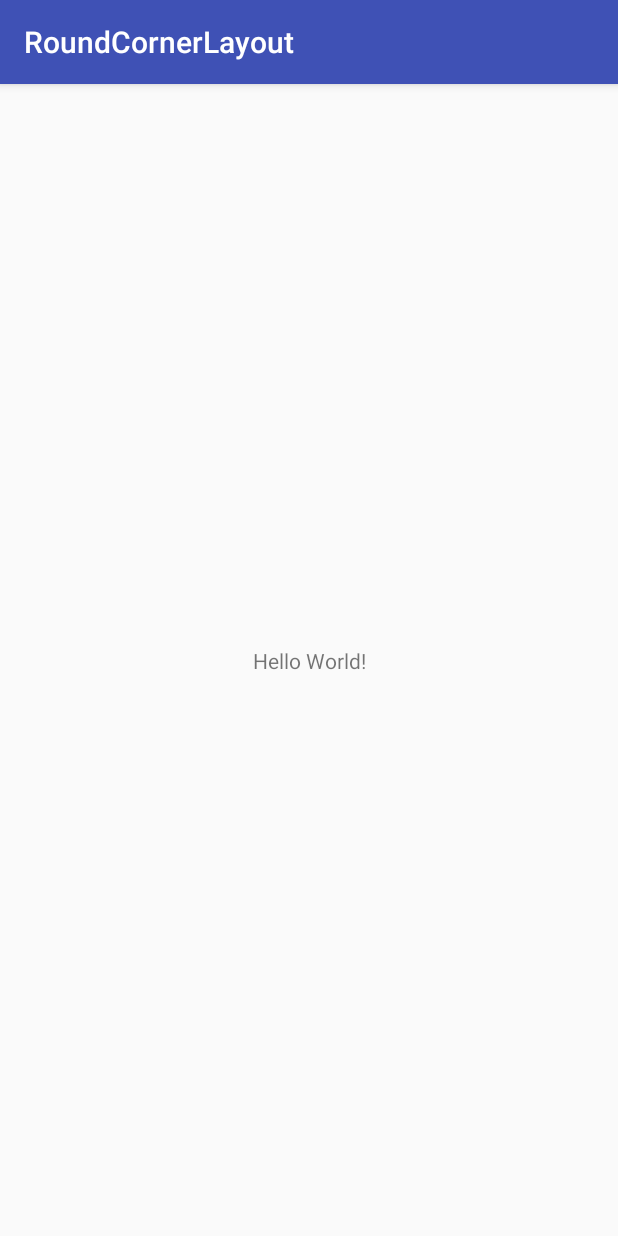
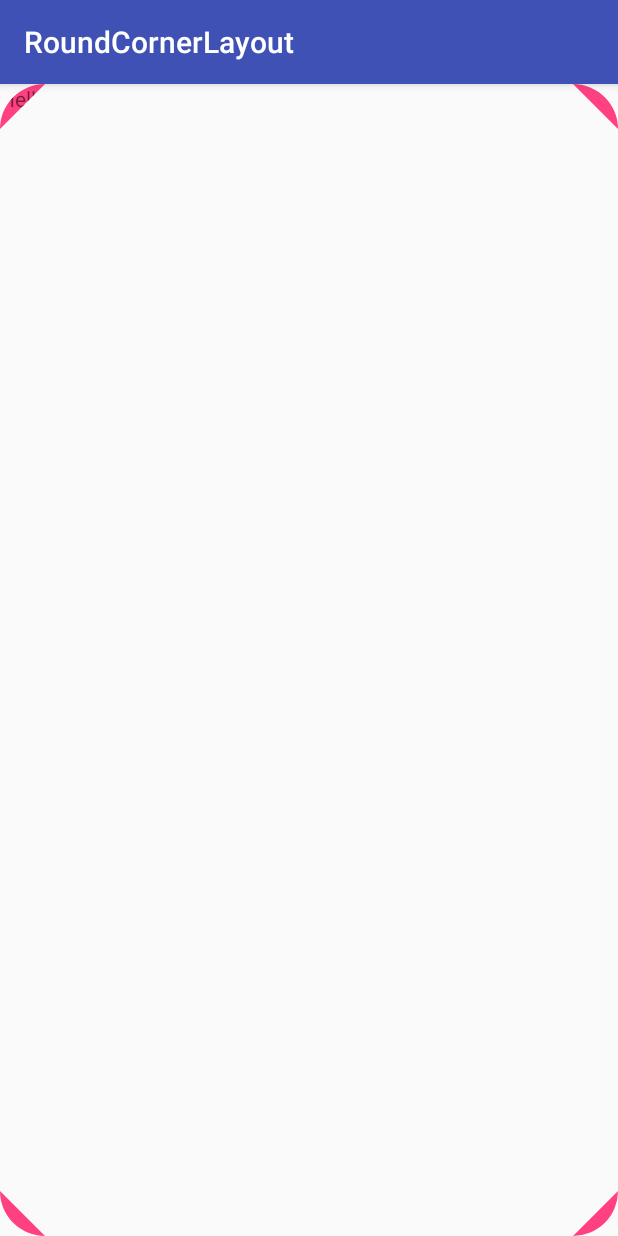
Before and after one commit to anatta-feng/RoundCornerLayout, an Android app: the screen it shows after launch (MainActivity), on a phone screen of 412 x 824 dp. Run offline under Robolectric (Android 15) with nearby library versions, the phone set to English and light mode, and no system bars.

```diff
--- a/app/build.gradle
+++ b/app/build.gradle
@@ -23,11 +23,12 @@ android {
 }
 
 dependencies {
-    implementation fileTree(dir: 'libs', include: ['*.jar'])
-    implementation"org.jetbrains.kotlin:kotlin-stdlib-jre7:$kotlin_version"
+    implementation fileTree(include: ['*.jar'], dir: 'libs')
+    implementation "org.jetbrains.kotlin:kotlin-stdlib-jre7:$kotlin_version"
     implementation 'com.android.support:appcompat-v7:27.1.1'
     implementation 'com.android.support.constraint:constraint-layout:1.0.2'
     testImplementation 'junit:junit:4.12'
     androidTestImplementation 'com.android.support.test:runner:1.0.1'
     androidTestImplementation 'com.android.support.test.espresso:espresso-core:3.0.1'
+    implementation project(':roundcornerlayout')
 }
--- a/app/src/main/res/layout/activity_main.xml
+++ b/app/src/main/res/layout/activity_main.xml
@@ -1,18 +1,26 @@
 <?xml version="1.0" encoding="utf-8"?>
-<android.support.constraint.ConstraintLayout xmlns:android="http://schemas.android.com/apk/res/android"
+<com.fxc.roundcornerlayout.RoundCornerLinearLayout xmlns:android="http://schemas.android.com/apk/res/android"
     xmlns:app="http://schemas.android.com/apk/res-auto"
     xmlns:tools="http://schemas.android.com/tools"
     android:layout_width="match_parent"
     android:layout_height="match_parent"
+    app:roundingBorderWidth="6dp"
+    app:roundedCornerRadius="30dp"
+    app:roundBottomRight="true"
+    app:roundBottomLeft="true"
+    app:roundTopRight="true"
+    app:roundTopLeft="true"
+    android:background="@color/colorAccent"
     tools:context=".MainActivity">
 
     <TextView
-        android:layout_width="wrap_content"
-        android:layout_height="wrap_content"
-        android:text="Hello World!"
-        app:layout_constraintBottom_toBottomOf="parent"
-        app:layout_constraintLeft_toLeftOf="parent"
-        app:layout_constraintRight_toRightOf="parent"
-        app:layout_constraintTop_toTopOf="parent" />
+        android:layout_width="match_parent"
+        android:layout_height="match_parent"
+        android:text="Hello World!" />
 
-</android.support.constraint.ConstraintLayout>
+    <View
+        android:layout_width="match_parent"
+        android:layout_height="match_parent" />
+
+
+</com.fxc.roundcornerlayout.RoundCornerLinearLayout>
--- /dev/null
+++ b/roundcornerlayout/src/main/java/com/fxc/roundcornerlayout/IRoundCornerLayout.kt
@@ -0,0 +1,94 @@
+package com.fxc.roundcornerlayout
+
+import android.content.Context
+import android.graphics.Canvas
+import android.util.AttributeSet
+
+/**
+ * @author fxc
+ * @date 2018/4/12
+ */
+interface IRoundCornerLayout {
+
+	var isAttached: Boolean
+
+	var roundParams: RoundParams
+	fun initRoundCornerAttrs(ctx: Context, attr: AttributeSet) {
+		val array = ctx.obtainStyledAttributes(attr, R.styleable.RoundCornerLayout)
+		val count = array.indexCount
+		(0 until count)
+				.map { array.getIndex(it) }
+				.forEach {
+					when (it) {
+						R.styleable.RoundCornerLayout_roundAsCircle -> roundParams.roundAsCircle = array.getBoolean(it, false)
+						R.styleable.RoundCornerLayout_roundedCornerRadius -> roundParams.roundCornerRadius = array.getDimension(it, 0f)
+						R.styleable.RoundCornerLayout_roundTopLeft -> roundParams.isRoundTopLeft = array.getBoolean(it, false)
+						R.styleable.RoundCornerLayout_roundTopRight -> roundParams.isRoundTopRight = array.getBoolean(it, false)
+						R.styleable.RoundCornerLayout_roundBottomLeft -> roundParams.isRoundBottomLeft = array.getBoolean(it, false)
+						R.styleable.RoundCornerLayout_roundBottomRight -> roundParams.isRoundBottomRight = array.getBoolean(it, false)
+						R.styleable.RoundCornerLayout_roundingBorderWidth -> roundParams.roundingBorderWidth = array.getDimension(it, 0f)
+						R.styleable.RoundCornerLayout_roundingBorderColor -> roundParams.roundingBorderColor = array.getColor(it, 0)
+					}
+				}
+
+		array.recycle()
+	}
+
+	fun setRoundBounds(canvas: Canvas) {
+		canvas.save()
+		canvas.restore()
+	}
+
+	fun updateView()
+
+
+	class RoundParams(val view: IRoundCornerLayout) {
+		var roundAsCircle: Boolean = false
+			set(value) {
+				field = value
+				updateView()
+			}
+
+		var roundCornerRadius: Float = 0f
+			set(value) {
+				field = value
+				updateView()
+			}
+		var isRoundTopLeft: Boolean = false
+			set(value) {
+				field = value
+				updateView()
+			}
+		var isRoundTopRight: Boolean = false
+			set(value) {
+				field = value
+				updateView()
+			}
+		var isRoundBottomLeft: Boolean = false
+			set(value) {
+				field = value
+				updateView()
+			}
+		var isRoundBottomRight: Boolean = false
+			set(value) {
+				field = value
+				updateView()
+			}
+		var roundingBorderWidth: Float = 0f
+			set(value) {
+				field = value
+				updateView()
+			}
+		var roundingBorderColor: Int = 0
+			set(value) {
+				field = value
+				updateView()
+			}
+
+		private fun updateView() {
+			if (view.isAttached) {
+				view.updateView()
+			}
+		}
+	}
+}
--- /dev/null
+++ b/roundcornerlayout/src/main/java/com/fxc/roundcornerlayout/RoundCornerLinearLayout.kt
@@ -0,0 +1,129 @@
+package com.fxc.roundcornerlayout
+
+import android.content.Context
+import android.graphics.Canvas
+import android.graphics.Path
+import android.graphics.RectF
+import android.util.AttributeSet
+import android.util.Log
+import android.widget.LinearLayout
+import kotlin.math.min
+
+/**
+ * @author fxc
+ * @date 2018/4/12
+ */
+class RoundCornerLinearLayout : LinearLayout, IRoundCornerLayout {
+	override var isAttached: Boolean = false
+
+	override var roundParams: IRoundCornerLayout.RoundParams = IRoundCornerLayout.RoundParams(this)
+		set(value) {
+			field = value
+			invalidate()
+		}
+
+	constructor(context: Context?) : super(context)
+	constructor(context: Context, attrs: AttributeSet) : this(context, attrs, 0)
+	constructor(context: Context, attrs: AttributeSet, defStyleAttr: Int) : super(context, attrs, defStyleAttr) {
+		initRoundCornerAttrs(context, attrs)
+	}
+
+	override fun onAttachedToWindow() {
+		super.onAttachedToWindow()
+		isAttached = true
+	}
+
+	override fun onDetachedFromWindow() {
+		super.onDetachedFromWindow()
+		isAttached = false
+	}
+
+	init {
+		setWillNotDraw(false)
+	}
+
+	override fun draw(canvas: Canvas) {
+		viewBound.set(getViewBound())
+		canvas.save()
+		val bounds = obtainBounds()
+		if (bounds.isEmpty) {
+			super.draw(canvas)
+			return
+		}
+		canvas.clipPath(bounds)
+		super.draw(canvas)
+		canvas.restore()
+	}
+
+	private val pathArc = RectF()
+	private val viewBound: RectF = getViewBound()
+
+	private fun getViewBound(): RectF {
+		return RectF(paddingLeft.toFloat(), paddingTop.toFloat(), (width - paddingRight).toFloat(), (height - paddingBottom).toFloat())
+	}
+
+	private fun obtainBounds(): Path {
+		val path = Path()
+		if (roundParams.roundAsCircle) {
+			val center = (min(width, height)).toFloat() / 2
+			var radius = center
+			if (roundParams.roundingBorderWidth != 0f) {
+				radius -= roundParams.roundingBorderWidth
+			}
+			path.addCircle(center, center, radius, Path.Direction.CW)
+			return path
+		}
+		val radius = roundParams.roundCornerRadius
+		if (roundParams.isRoundTopLeft || roundParams.isRoundTopRight || roundParams.isRoundBottomLeft || roundParams.isRoundBottomRight) {
+			if (roundParams.isRoundTopLeft) {
+				pathArc.set(viewBound.left, viewBound.top, viewBound.left + 2 * radius, viewBound.top + 2 * radius)
+				path.addArc(pathArc, 180f, 90f)
+				path.moveTo(viewBound.left + radius, viewBound.top)
+			} else {
+				path.moveTo(viewBound.left, viewBound.top)
+			}
+
+			if (roundParams.isRoundTopRight) {
+				path.lineTo(viewBound.right - radius, viewBound.top)
+				pathArc.set(viewBound.right - 2 * radius, viewBound.top, viewBound.right, viewBound.top + 2 * radius)
+				path.addArc(pathArc, 270f, 90f)
+				path.moveTo(viewBound.right, viewBound.top + radius)
+			} else {
+				path.lineTo(viewBound.right, viewBound.top)
+				path.moveTo(viewBound.right, viewBound.top)
+			}
+
+			if (roundParams.isRoundBottomRight) {
+				path.lineTo(viewBound.right, viewBound.bottom - radius)
+				pathArc.set(viewBound.right - 2 * radius, viewBound.bottom - 2 * radius, viewBound.right, viewBound.bottom)
+				path.addArc(pathArc, 0f, 90f)
+				path.moveTo(viewBound.right - radius, viewBound.bottom)
+			} else {
+				path.lineTo(viewBound.right, viewBound.bottom)
+				path.moveTo(viewBound.right, viewBound.bottom)
+			}
+
+			if (roundParams.isRoundBottomLeft) {
+				path.lineTo(viewBound.left - radius, viewBound.bottom)
+				pathArc.set(viewBound.left, viewBound.bottom - 2 * radius, viewBound.left + 2 * radius, viewBound.bottom)
+				path.addArc(pathArc, 90f, 90f)
+				path.moveTo(viewBound.left, viewBound.bottom - radius)
+			} else {
+				path.lineTo(viewBound.left, viewBound.bottom)
+				path.moveTo(viewBound.left, viewBound.bottom)
+			}
+
+			if (roundParams.isRoundTopLeft) {
+				path.lineTo(viewBound.left, viewBound.top + radius)
+			} else {
+				path.lineTo(viewBound.left, viewBound.top)
+			}
+		}
+		return path
+	}
+
+
+	override fun updateView() {
+		invalidate()
+	}
+}
```
Also changed, not shown: roundcornerlayout/src/main/java/com/fxc/roundcornerlayout/RoundCornorLinearLayout.kt (deleted, +0 -15 lines), roundcornerlayout/src/main/java/com/fxc/roundcornerlayout/RoundParamsBuilder.kt (added, +16 -0 lines), roundcornerlayout/src/main/res/values/attrs.xml (added, +13 -0 lines).
